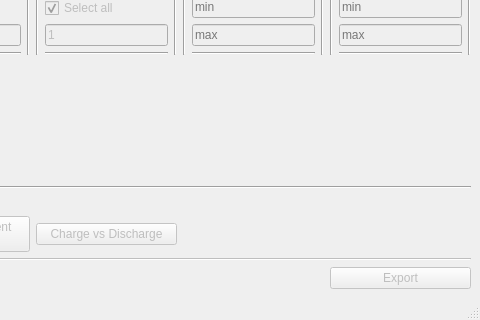
Qt form karlie/view/app.ui (abdullahsumbal/data-analysis) before a commit; both pictures show x 120 to 600 and y 220 to 540 of the 600 by 540 pixel window.
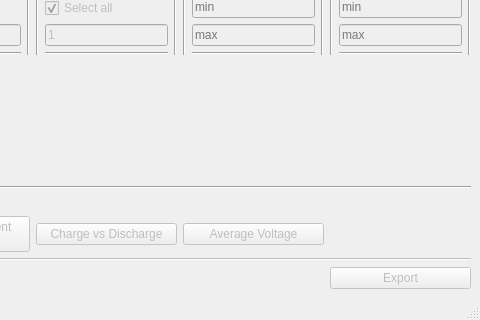
The same form after that commit.

The edit to the form file:
```diff
--- a/karlie/view/app.ui
+++ b/karlie/view/app.ui
@@ -493,6 +493,16 @@
         </property>
        </widget>
       </item>
+      <item row="14" column="2">
+       <widget class="QPushButton" name="button_avg_volt">
+        <property name="enabled">
+         <bool>false</bool>
+        </property>
+        <property name="text">
+         <string>Average Voltage</string>
+        </property>
+       </widget>
+      </item>
      </layout>
     </item>
    </layout>
```
